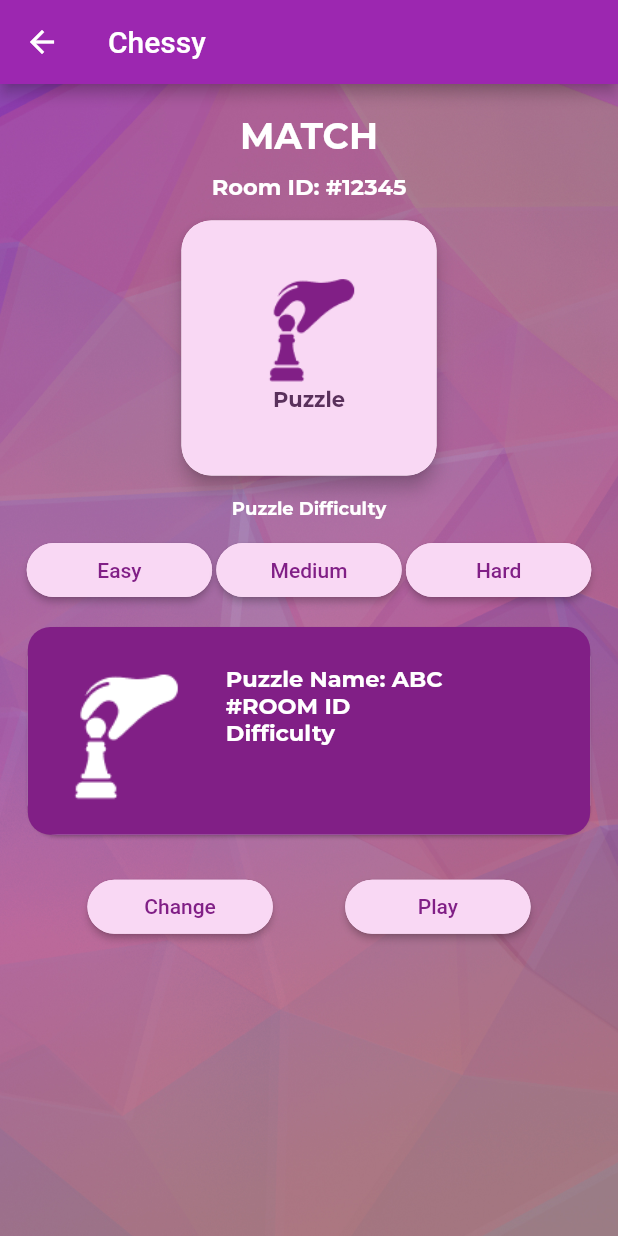
After one commit to ChauKiet0311/Chessy_MobileApp, a Flutter app: the PuzzleScreen screen opened directly, on a phone screen of 412 x 824 dp. The commit adds this screen. Run offline on Flutter 3.47's test engine with Material 2 defaults, Android fonts, the phone set to English and light mode, and no system bars; our stand-ins replace animated_splash_screen, google_nav_bar, page_transition; missing offline and left inert: material_dialogs.

Commit message:
Finish puzzle screen with sample data

```diff
--- /dev/null
+++ b/lib/components/puzzle_room_card.dart
@@ -0,0 +1,70 @@
+import "package:flutter/material.dart";
+
+class PuzzleCard extends StatelessWidget {
+  @override
+  Widget build(BuildContext context) {
+    //Cái này dùng để tính toán kích thước để responsive
+    double screen_height = MediaQuery.of(context).size.height;
+    double screen_width = MediaQuery.of(context).size.width;
+    const double CARD_HEIGHT_RATIO = 0.1681;
+    const double CARD_WIDTH_RATIO = 0.91;
+
+    const double SIZED_BOXED_HEIGHT = CARD_HEIGHT_RATIO * 0.25;
+
+    return Card(
+        shape: RoundedRectangleBorder(borderRadius: BorderRadius.circular(20)),
+        child: Container(
+          padding: const EdgeInsets.all(15),
+          width: screen_width *
+              CARD_WIDTH_RATIO, //Logic tính toán kích thước ở đây
+          height: screen_height * CARD_HEIGHT_RATIO,
+          decoration: const BoxDecoration(
+              color: const Color.fromARGB(255, 129, 31, 134),
+              borderRadius: BorderRadius.all(Radius.circular(15))),
+          child: Row(children: [
+            Image.asset(
+              "image/puzzle_icon.png", // this one could go random
+              color: Colors.white,
+            ),
+            SizedBox(
+              width: 10,
+            ),
+            Padding(
+                padding: EdgeInsets.all(10),
+                child: Column(
+                  mainAxisAlignment: MainAxisAlignment.start,
+                  crossAxisAlignment: CrossAxisAlignment.start,
+                  children: [
+                    SizedBox(
+                      height: SIZED_BOXED_HEIGHT,
+                    ),
+                    Text(
+                      "Puzzle Name: ABC",
+                      style: TextStyle(
+                          fontFamily: 'Montserrat',
+                          fontWeight: FontWeight.w700,
+                          fontSize: 15,
+                          color: Colors.white),
+                    ),
+                    Text(
+                      "#ROOM ID",
+                      style: TextStyle(
+                          fontFamily: 'Montserrat',
+                          fontWeight: FontWeight.w700,
+                          fontSize: 15,
+                          color: Colors.white),
+                    ),
+                    Text(
+                      "Difficulty",
+                      style: TextStyle(
+                          fontFamily: 'Montserrat',
+                          fontWeight: FontWeight.w700,
+                          fontSize: 15,
+                          color: Colors.white),
+                    )
+                  ],
+                ))
+          ]),
+        ));
+  }
+}
--- a/lib/screen/match_sub_screen/create_room_screen.dart
+++ b/lib/screen/match_sub_screen/create_room_screen.dart
@@ -1,5 +1,8 @@
 import "package:chessy/components/create_room_button.dart";
+import "package:chessy/screen/match_sub_screen/create_room_sub_screen/puzzle_screen.dart";
 import "package:flutter/material.dart";
+import 'package:material_dialogs/material_dialogs.dart';
+import "package:material_dialogs/widgets/buttons/icon_outline_button.dart";
 
 class CreateRoomScreen extends StatelessWidget {
   const CreateRoomScreen({super.key});
@@ -25,7 +28,33 @@ class CreateRoomScreen extends StatelessWidget {
                 Row(
                   children: [
                     CreateRoomButton("Blitz 10", () {}),
-                    CreateRoomButton("Puzzle", () {})
+                    CreateRoomButton(
+                        "Puzzle",
+                        () => Dialogs.materialDialog(
+                                context: context,
+                                msg:
+                                    ("Are you sure you want to choose this mode?"),
+                                actions: [
+                                  IconsOutlineButton(
+                                    onPressed: () {
+                                      Navigator.push(
+                                          context,
+                                          MaterialPageRoute(
+                                              builder: (context) =>
+                                                  PuzzleScreen()));
+                                    },
+                                    text: "Yes",
+                                    iconData: Icons.check,
+                                  ),
+                                  IconsOutlineButton(
+                                      onPressed: () {
+                                        Navigator.of(context,
+                                                rootNavigator: true)
+                                            .pop(context);
+                                      },
+                                      text: "No",
+                                      iconData: Icons.close)
+                                ]))
                   ],
                 )
               ],
--- /dev/null
+++ b/lib/screen/match_sub_screen/create_room_sub_screen/puzzle_screen.dart
@@ -0,0 +1,80 @@
+import "package:chessy/components/create_room_button.dart";
+import "package:chessy/components/rounded_button.dart";
+import "package:flutter/material.dart";
+import "package:chessy/components/puzzle_room_card.dart";
+
+class PuzzleScreen extends StatefulWidget {
+  @override
+  State<PuzzleScreen> createState() {
+    return _PuzzleScreen();
+  }
+}
+
+class _PuzzleScreen extends State<PuzzleScreen> {
+  @override
+  Widget build(BuildContext context) {
+    return Scaffold(
+        appBar: AppBar(title: const Text("Chessy")),
+        body: Container(
+            alignment: Alignment.centerLeft,
+            decoration: const BoxDecoration(
+                image: DecorationImage(
+                    image: const AssetImage('image/167.jpg'),
+                    fit: BoxFit.cover)),
+            child: Center(
+              child: Column(children: [
+                SizedBox(height: 20),
+                Text(
+                  "MATCH",
+                  style: TextStyle(
+                      fontFamily: 'Montserrat',
+                      fontWeight: FontWeight.w700,
+                      fontSize: 24,
+                      color: Colors.white),
+                ),
+                SizedBox(height: 10),
+                Text(
+                  "Room ID: #12345",
+                  style: TextStyle(
+                      fontFamily: 'Montserrat',
+                      fontWeight: FontWeight.w700,
+                      fontSize: 15,
+                      color: Colors.white),
+                ),
+                SizedBox(height: 10),
+                CreateRoomButton("Puzzle", () {}),
+                SizedBox(
+                  height: 10,
+                ),
+                Text(
+                  "Puzzle Difficulty",
+                  style: TextStyle(
+                      fontFamily: 'Montserrat',
+                      fontWeight: FontWeight.w700,
+                      fontSize: 12,
+                      color: Colors.white),
+                ),
+                Padding(
+                    padding: EdgeInsets.fromLTRB(15, 10, 15, 0),
+                    child: Row(
+                      mainAxisAlignment: MainAxisAlignment.spaceEvenly,
+                      children: [
+                        RoundedButton("Easy", () {}),
+                        RoundedButton("Medium", () {}),
+                        RoundedButton("Hard", () {})
+                      ],
+                    )),
+                Padding(padding: EdgeInsets.all(10), child: PuzzleCard()),
+                Padding(
+                    padding: EdgeInsets.all(10),
+                    child: Row(
+                      mainAxisAlignment: MainAxisAlignment.spaceEvenly,
+                      children: [
+                        RoundedButton("Change", () {}),
+                        RoundedButton("Play", () {})
+                      ],
+                    ))
+              ]),
+            )));
+  }
+}
--- a/pubspec.yaml
+++ b/pubspec.yaml
@@ -38,6 +38,9 @@ dependencies:
   animated_splash_screen: ^1.3.0
   flutter_svg: ^0.17.4
   google_nav_bar: ^5.0.6
+  material_dialogs: ^1.1.4
+
+
 
 dev_dependencies:
   flutter_test:
```
Also changed, not shown: pubspec.lock.
